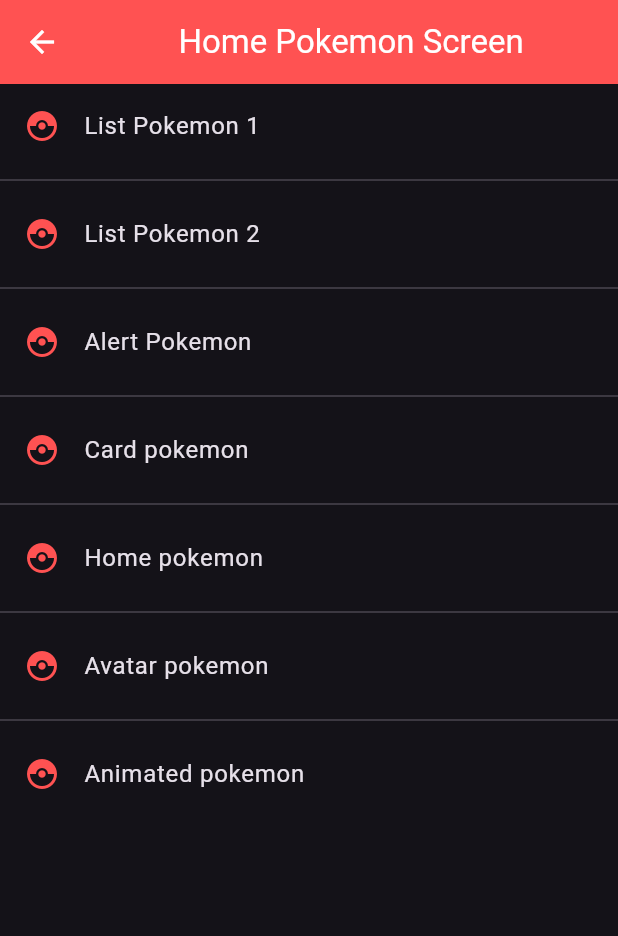
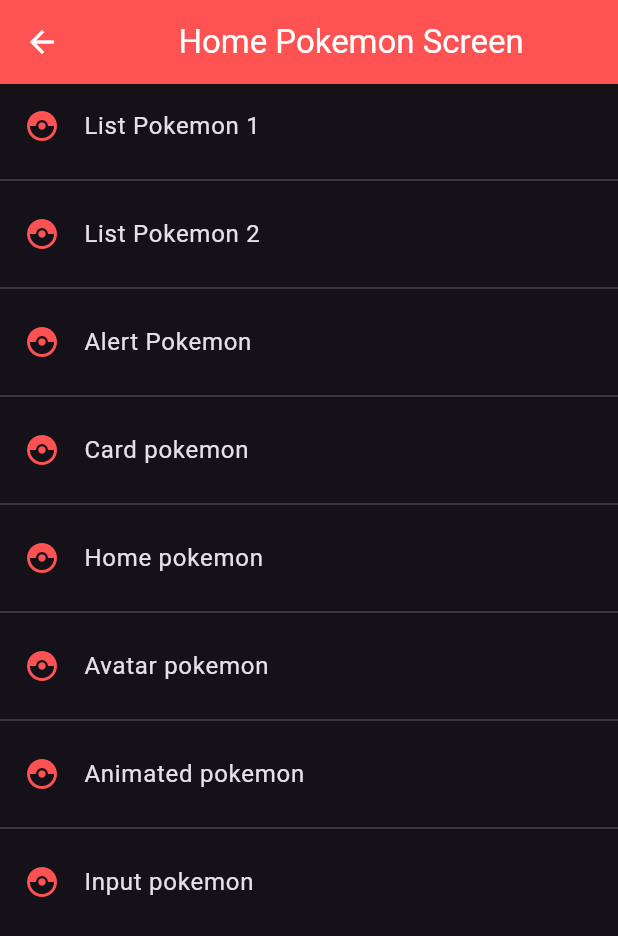
Before and after one commit to Franma2005/pokemon_app, a Flutter app: the screen it shows after launch, on a phone screen of 412 x 824 dp. Shown: the top 936 px of the screen. Run offline on Flutter 3.47's test engine with Material 3 defaults, Android fonts, the phone set to English and light mode, and no system bars.

Commit message:
input style

```diff
--- a/lib/router/app_routes.dart
+++ b/lib/router/app_routes.dart
@@ -48,7 +48,13 @@ class AppRoutes {
       icon: Icon(icon),
       nombre: 'Animated pokemon',
       screen: AnimatedpokemonScreen()
-    )
+    ),
+    MenuOption(
+      route: '/inputpokemon',
+      icon: Icon(icon),
+      nombre: 'Input pokemon',
+      screen: InputpokemonScreen()
+    ),
   ];
 
   AppRoutes._singleton();
--- a/lib/screens/screen.dart
+++ b/lib/screens/screen.dart
@@ -5,3 +5,4 @@ export 'listview1pokemon_screen.dart';
 export 'listview2pokemon_screen copy.dart';
 export 'avatarpokemon_screen.dart';
 export 'animatedpokemon_screen.dart';
+export 'inputpokemon_screen.dart';
```
Also changed, not shown: lib/screens/inputpokemon_screen.dart (added, +46 -0 lines).
